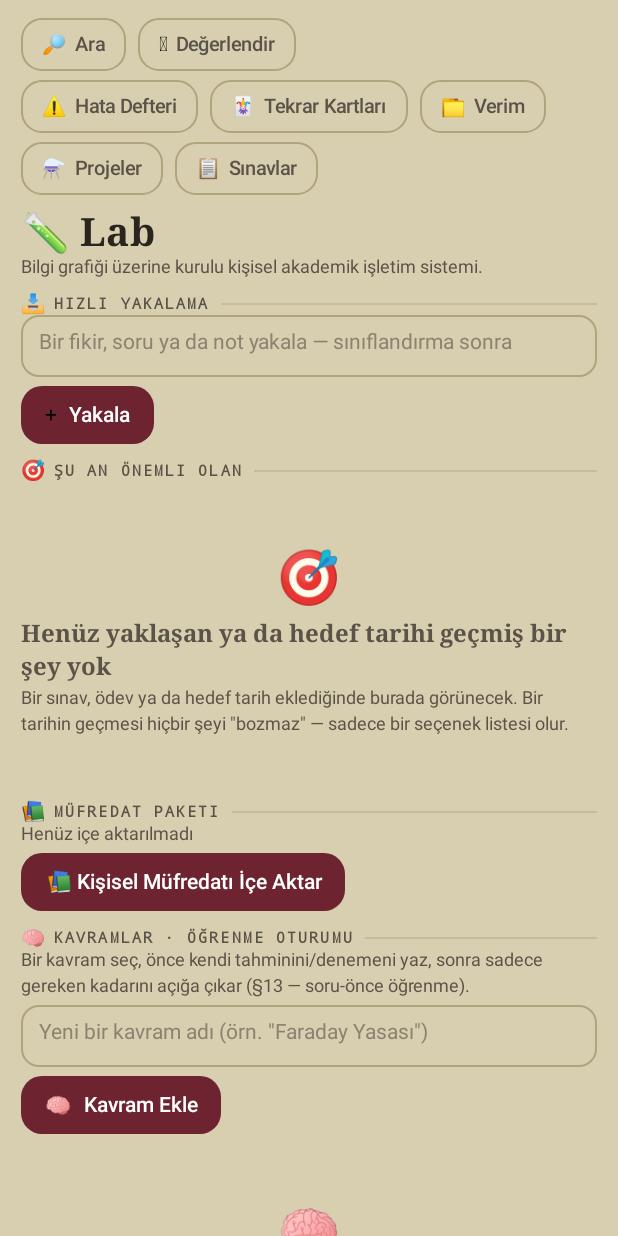
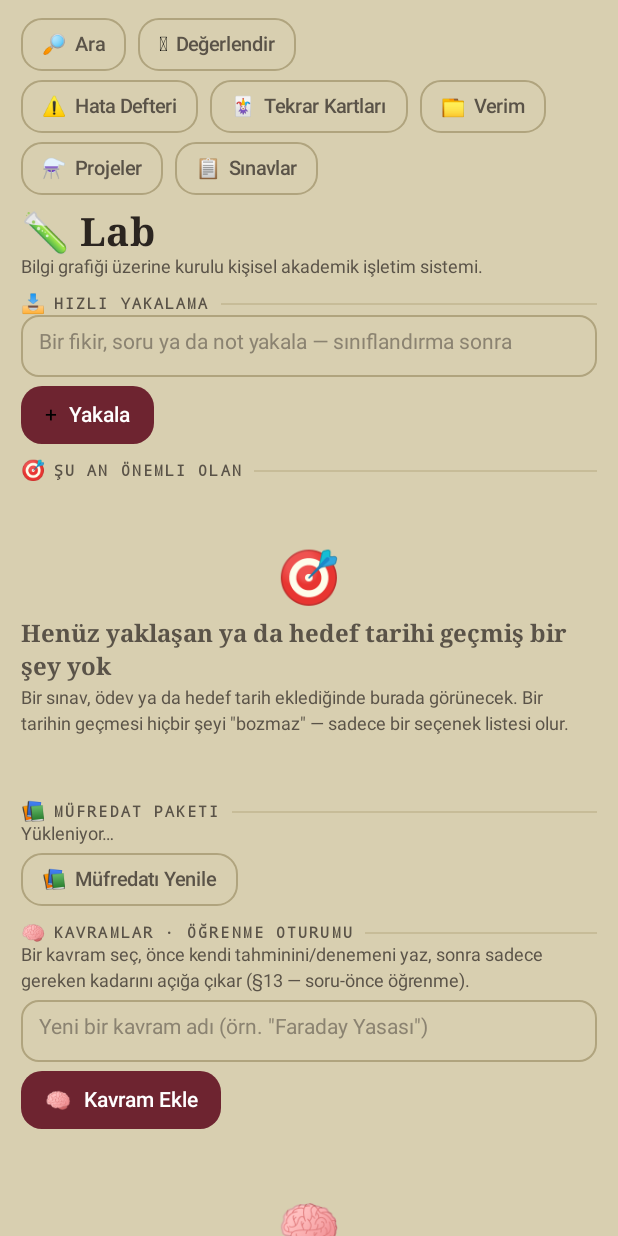
Before and after one commit to berilcakar2010-crypto/kaomoji, an Android app built with Jetpack Compose: the screen it shows after launch (MainActivity), on a phone screen of 412 x 824 dp. Run offline under Robolectric (Android 15) with nearby library versions, the phone set to English and light mode, and no system bars; our stand-ins replace Room's generated code; 3 statements that could not run were skipped.

Commit message:
Aşama 16: müfredatı otomatik entegre et + kilit ekranı bildirimi (§44)
Kullanıcının "attığım müfredatı entegre et" talimatına cevap: kişisel
müfredat paketi (123 nesne, gerçek önkoşul grafiği, disiplinlerarası
bağlantılar, bağlam eşlemeleri) artık bir buton beklemeden, uygulama ilk
açıldığında kendiliğinden içe aktarılıyor (LabRepository.
ensureDefaultCurriculumImported — Lab2HomeScreen'in var olan
LaunchedEffect(Unit)'inden çağrılıyor). Zaten içe aktarılmışsa no-op;
tekrar çağırmak güvenli (sourcePackageId'ye göre REPLACE). Eski "📚 Kişisel
Müfredatı İçe Aktar" butonu "Müfredatı Yenile" olarak yeniden adlandırıldı
— ileride curriculum.json güncellenirse elle tazelemek için duruyor.

Standarda bir adım daha yaklaştırma: §44'ün kilit ekranı bildirimi artık
yeni modelde var (Aşama 15'te eski MissionNotifier ile birlikte silinmişti,
burada sıfırdan, Lab'ın kendi verisine bakan bir sürüm olarak yeniden
yazıldı — eski dosyaya dönülmedi). Yeni LabNotifier, Lab2Widget'ın zaten
hesapladığı aynı içeriği (en yakın hedef tarihli/geçmiş nesne, yoksa
vadesi gelen kart sayısı) gösteriyor — yeni bir sorgu yazılmadı.
MainActivity.onCreate'te ve Lab2HomeScreen'in refreshTick'i her
değiştiğinde tazeleniyor. POST_NOTIFICATIONS izni ve ic_notification
drawable'ı (Aşama 15'te kaldırılmıştı) geri geldi.

LAB_2.0_ARCHITECTURE.md §9 güncellendi: Aşama 16 eklendi, §44 "hâlâ
yapılmamış" listesinden kaldırıldı.

Co-Authored-By: Claude Sonnet 5 <noreply@anthropic.com>
Claude-Session: https://claude.ai/code/session_01Fe5dw6wbL1vYsJsjfBx5YZ

```diff
--- a/app/src/main/AndroidManifest.xml
+++ b/app/src/main/AndroidManifest.xml
@@ -1,6 +1,7 @@
 <?xml version="1.0" encoding="utf-8"?>
 <manifest xmlns:android="http://schemas.android.com/apk/res/android">
 
+    <uses-permission android:name="android.permission.POST_NOTIFICATIONS" />
     <uses-permission android:name="android.permission.INTERNET" />
     <uses-permission android:name="android.permission.ACCESS_NETWORK_STATE" />
 
--- a/app/src/main/java/com/beril/kaomoji/MainActivity.kt
+++ b/app/src/main/java/com/beril/kaomoji/MainActivity.kt
@@ -1,16 +1,38 @@
 package com.beril.kaomoji
 
+import android.Manifest
+import android.content.pm.PackageManager
+import android.os.Build
 import android.os.Bundle
 import androidx.activity.ComponentActivity
 import androidx.activity.compose.setContent
+import androidx.activity.result.contract.ActivityResultContracts
+import androidx.core.content.ContextCompat
 import androidx.core.view.WindowCompat
+import androidx.lifecycle.lifecycleScope
+import com.beril.kaomoji.lab.notification.LabNotifier
 import com.beril.kaomoji.ui.LabTheme
 import com.beril.kaomoji.ui.lab2.Lab2Root
+import kotlinx.coroutines.launch
 
 class MainActivity : ComponentActivity() {
+
+    private val askNotifPermission = registerForActivityResult(
+        ActivityResultContracts.RequestPermission()
+    ) { /* reddedilirse bildirim görünmez, uygulama ve widget çalışmayı sürdürür */ }
+
     override fun onCreate(savedInstanceState: Bundle?) {
         super.onCreate(savedInstanceState)
         WindowCompat.setDecorFitsSystemWindows(window, true)
+
+        // Kilit ekranı bildirimi için Android 13+ üzerinde açık izin gerekiyor
+        if (Build.VERSION.SDK_INT >= Build.VERSION_CODES.TIRAMISU &&
+            ContextCompat.checkSelfPermission(this, Manifest.permission.POST_NOTIFICATIONS)
+            != PackageManager.PERMISSION_GRANTED
+        ) {
+            askNotifPermission.launch(Manifest.permission.POST_NOTIFICATIONS)
+        }
+        lifecycleScope.launch { LabNotifier.refresh(applicationContext) }
 
         setContent {
             LabTheme {
--- /dev/null
+++ b/app/src/main/java/com/beril/kaomoji/lab/notification/LabNotifier.kt
@@ -0,0 +1,92 @@
+package com.beril.kaomoji.lab.notification
+
+import android.app.NotificationChannel
+import android.app.NotificationManager
+import android.app.PendingIntent
+import android.content.Context
+import android.content.Intent
+import android.os.Build
+import androidx.core.app.NotificationCompat
+import androidx.core.app.NotificationManagerCompat
+import com.beril.kaomoji.MainActivity
+import com.beril.kaomoji.R
+import com.beril.kaomoji.lab.repository.LabRepository
+
+/**
+ * Kilit ekranı entegrasyonu (§44) — Android gerçek kilit ekranı widget'larını desteklemediği
+ * için görünürlüğü PUBLIC, kalıcı (ongoing) bir bildirim kullanılıyor. İçerik `Lab2Widget` ile
+ * aynı veriye bakar (vadesi gelen kart sayısı + en yakın/geçmiş hedef tarihli nesne) — iki ayrı
+ * sorgu yazılmadı, aynı `LabRepository` metodları paylaşılıyor.
+ */
+object LabNotifier {
+    private const val CHANNEL_ID = "lab_home"
+    private const val NOTIF_ID = 4242
+
+    fun ensureChannel(context: Context) {
+        if (Build.VERSION.SDK_INT >= Build.VERSION_CODES.O) {
+            val mgr = context.getSystemService(NotificationManager::class.java)
+            if (mgr.getNotificationChannel(CHANNEL_ID) == null) {
+                val ch = NotificationChannel(
+                    CHANNEL_ID,
+                    context.getString(R.string.notif_channel_name),
+                    NotificationManager.IMPORTANCE_LOW,
+                ).apply {
+                    description = context.getString(R.string.notif_channel_desc)
+                    lockscreenVisibility = NotificationCompat.VISIBILITY_PUBLIC
+                    setShowBadge(false)
+                }
+                mgr.createNotificationChannel(ch)
+            }
+        }
+    }
+
+    /** Güncel durumu okuyup bildirimi tazeler — `Lab2Widget` ile aynı iki sorgu. */
+    suspend fun refresh(context: Context) {
+        ensureChannel(context)
+        val repo = LabRepository(context)
+        val overdue = repo.pastTargetDate().firstOrNull()
+        val next = repo.upcoming(days = 30).firstOrNull()
+        val dueCount = repo.dueFlashcards().size
+
+        val title = when {
+            overdue != null -> "⚠️ ${overdue.title}"
+            next != null -> "📋 ${next.title}"
+            dueCount > 0 -> "🃏 $dueCount kart vadesi geldi"
+            else -> "🧪 Lab"
+        }
+        val text = when {
+            overdue != null -> "hedef tarihi geçti — seçenek, hata değil"
+            next != null && dueCount > 0 -> "$dueCount kart vadesi geldi"
+            next != null -> "yaklaşıyor"
+            dueCount > 0 -> "gösterim için hazır"
+            else -> "şu an önemli olan bir şey yok"
+        }
+
+        val openIntent = Intent(context, MainActivity::class.java)
+        val openPending = PendingIntent.getActivity(
+            context, 0, openIntent,
+            PendingIntent.FLAG_UPDATE_CURRENT or PendingIntent.FLAG_IMMUTABLE,
+        )
+
+        val builder = NotificationCompat.Builder(context, CHANNEL_ID)
+            .setSmallIcon(R.drawable.ic_notification)
+            .setColor(0xFF6E2430.toInt())
+            .setContentTitle(title)
+            .setContentText(text)
+            .setVisibility(NotificationCompat.VISIBILITY_PUBLIC)
+            .setOngoing(true)
+            .setOnlyAlertOnce(true)
+            .setContentIntent(openPending)
+            .setPriority(NotificationCompat.PRIORITY_LOW)
+
+        try {
+            NotificationManagerCompat.from(context).notify(NOTIF_ID, builder.build())
+        } catch (_: SecurityException) {
+            // POST_NOTIFICATIONS izni verilmemiş — sessizce geç
+        }
+    }
+
+    fun cancel(context: Context) {
+        NotificationManagerCompat.from(context).cancel(NOTIF_ID)
+    }
+}
--- a/app/src/main/java/com/beril/kaomoji/lab/repository/LabRepository.kt
+++ b/app/src/main/java/com/beril/kaomoji/lab/repository/LabRepository.kt
@@ -129,6 +129,16 @@ class LabRepository(private val dao: LabDao) {
     /** Bu paketten gelen nesne sayısı — içe aktarma gerçekten olmuş mu, kaç nesne var,
      *  bir "İçe Aktarıldı (123)" göstergesi için. */
     suspend fun countFromPackage(packageId: String): Int = dao.getBySourcePackage(packageId).size
+
+    /** Lab artık tek uygulama — kişisel müfredat paketi bir buton beklemeden, uygulama ilk
+     *  açıldığında kendiliğinden hazır olmalı. Paket zaten içe aktarılmışsa (sayı > 0) hiçbir
+     *  şey yapmaz; `importExternalCurriculum` zaten idempotent (sourcePackageId'ye göre
+     *  REPLACE), bu yüzden burada tekrar tekrar çağırmak da güvenli. */
+    suspend fun ensureDefaultCurriculumImported(context: Context) {
+        if (countFromPackage("lab2-personal-curriculum") == 0) {
+            importExternalCurriculum(context)
+        }
+    }
 
     // ── Hata Defteri (§24) ──
     /** Her hata: soru/deneme/ne-yanlış-gitti/neden/doğru-akıl-yürütme/kategori. Veri — suçlama
--- a/app/src/main/java/com/beril/kaomoji/ui/lab2/Lab2HomeScreen.kt
+++ b/app/src/main/java/com/beril/kaomoji/ui/lab2/Lab2HomeScreen.kt
@@ -25,6 +25,7 @@ import androidx.compose.ui.unit.dp
 import com.beril.kaomoji.lab.model.KnowledgeObjectEntity
 import com.beril.kaomoji.lab.model.ObjectKind
 import com.beril.kaomoji.lab.model.ScheduleStatus
+import com.beril.kaomoji.lab.notification.LabNotifier
 import com.beril.kaomoji.lab.repository.LabRepository
 import com.beril.kaomoji.ui.Btn
 import com.beril.kaomoji.ui.Display
@@ -75,9 +76,16 @@ fun Lab2HomeScreen(
         pastTarget = repo.pastTargetDate()
         concepts = repo.getByKind(ObjectKind.CONCEPT)
         importedCount = repo.countFromPackage("lab2-personal-curriculum")
+        LabNotifier.refresh(ctx)
     }
     LaunchedEffect(Unit) {
         repo.observeAll().collect { recent = it.take(10) }
+    }
+    // Lab artık tek uygulama — kişisel müfredat ilk açılışta kendiliğinden hazır olur,
+    // bir buton beklemez. Zaten içe aktarılmışsa bu no-op (bkz. ensureDefaultCurriculumImported).
+    LaunchedEffect(Unit) {
+        repo.ensureDefaultCurriculumImported(ctx)
+        refreshTick++
     }
 
     LazyColumn(
@@ -140,13 +148,13 @@ fun Lab2HomeScreen(
             Row(Modifier.fillMaxWidth()) {
                 Column(Modifier.fillMaxWidth()) {
                     Text(
-                        if (importedCount > 0) "İçe aktarıldı: $importedCount nesne (önkoşul grafiği + bağlantılar)"
-                        else "Henüz içe aktarılmadı",
+                        if (importedCount > 0) "Yüklü: $importedCount nesne (önkoşul grafiği + disiplinlerarası bağlantılar)"
+                        else "Yükleniyor…",
                         style = Small,
                     )
                     Spacer(Modifier.height(6.dp))
-                    Btn(
-                        if (importing) "İçe aktarılıyor…" else "📚 Kişisel Müfredatı İçe Aktar",
+                    GhostBtn(
+                        if (importing) "Yenileniyor…" else "Müfredatı Yenile",
                         {
                             if (!importing) {
                                 importing = true
@@ -157,7 +165,7 @@ fun Lab2HomeScreen(
                                 }
                             }
                         },
-                        enabled = !importing,
+                        emoji = "📚",
                     )
                 }
             }
--- /dev/null
+++ b/app/src/main/res/drawable/ic_notification.xml
@@ -0,0 +1,14 @@
+<vector xmlns:android="http://schemas.android.com/apk/res/android"
+    android:width="24dp"
+    android:height="24dp"
+    android:viewportWidth="24"
+    android:viewportHeight="24"
+    android:tint="#FFFFFF">
+    <!-- kaomoji silueti: bildirim küçük simgesi tek renk olmak zorunda -->
+    <path
+        android:strokeColor="#FF000000"
+        android:strokeWidth="2"
+        android:strokeLineCap="round"
+        android:fillColor="#00000000"
+        android:pathData="M8,9 L11,12 L8,15 M16,9 L13,12 L16,15 M9,17 Q12,20 15,17" />
+</vector>
--- a/app/src/main/res/values/strings.xml
+++ b/app/src/main/res/values/strings.xml
@@ -2,4 +2,6 @@
 <resources>
     <string name="app_name">Lab</string>
     <string name="lab2_widget_description">Vadesi gelen tekrar kartı sayısı ve en yakın sınav/ödev.</string>
+    <string name="notif_channel_name">Şu An Önemli Olan</string>
+    <string name="notif_channel_desc">En yakın hedef tarihli şey ve vadesi gelen kartları kilit ekranından görebilmen için.</string>
 </resources>
```
Also changed, not shown: 1 other file.
